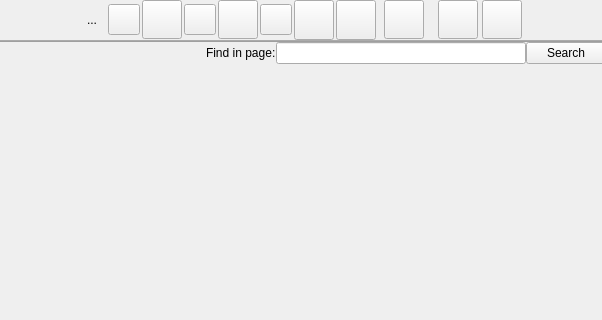
Qt form galacteek/ui/forms/browsertab.ui (pinnaculum/galacteek) before a commit; both pictures show x 117 to 719 and y 0 to 320 of the 843 by 482 pixel window.
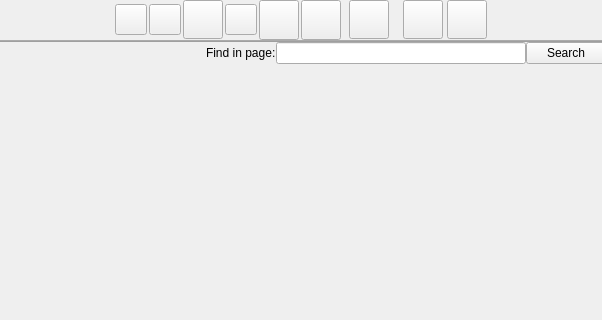
The same form after that commit. Icons and pictures are not drawn.

Diff of the .ui file:
```diff
--- a/galacteek/ui/forms/browsertab.ui
+++ b/galacteek/ui/forms/browsertab.ui
@@ -18,7 +18,7 @@
   </property>
   <layout class="QVBoxLayout" name="verticalLayout_18">
    <property name="spacing">
-    <number>2</number>
+    <number>0</number>
    </property>
    <property name="leftMargin">
     <number>0</number>
@@ -61,32 +61,6 @@
            <property name="spacing">
             <number>4</number>
            </property>
-           <item>
-            <widget class="QToolButton" name="loadIpfsButton">
-             <property name="toolTip">
-              <string>&lt;html&gt;&lt;head/&gt;&lt;body&gt;&lt;p&gt;Browse IPFS&lt;/p&gt;&lt;/body&gt;&lt;/html&gt;</string>
-             </property>
-             <property name="text">
-              <string>...</string>
-             </property>
-             <property name="icon">
-              <iconset resource="../galacteek.qrc">
-               <normaloff>:/share/icons/ipfs-logo-128-ice.png</normaloff>:/share/icons/ipfs-logo-128-ice.png</iconset>
-             </property>
-             <property name="iconSize">
-              <size>
-               <width>24</width>
-               <height>24</height>
-              </size>
-             </property>
-             <property name="popupMode">
-              <enum>QToolButton::InstantPopup</enum>
-             </property>
-             <property name="autoRaise">
-              <bool>true</bool>
-             </property>
-            </widget>
-           </item>
            <item>
             <widget class="QToolButton" name="webProfileSelector">
              <property name="toolTip">
@@ -112,26 +86,6 @@
            </item>
           </layout>
          </item>
-         <item>
-          <widget class="QToolButton" name="hashmarkThisPage">
-           <property name="toolTip">
-            <string>&lt;html&gt;&lt;head/&gt;&lt;body&gt;&lt;p&gt;Hashmark this page&lt;/p&gt;&lt;/body&gt;&lt;/html&gt;</string>
-           </property>
-           <property name="text">
-            <string/>
-           </property>
-           <property name="icon">
-            <iconset resource="../galacteek.qrc">
-             <normaloff>:/share/icons/hashmark-black.png</normaloff>:/share/icons/hashmark-black.png</iconset>
-           </property>
-           <property name="iconSize">
-            <size>
-             <width>32</width>
-             <height>32</height>
-            </size>
-           </property>
-          </widget>
-         </item>
          <item>
           <widget class="QToolButton" name="pinAllButton">
            <property name="toolTip">
```
